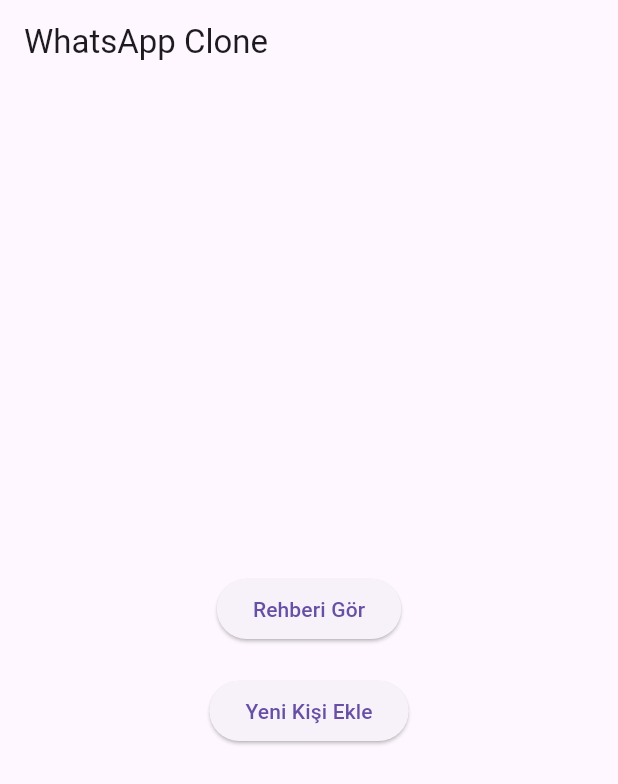
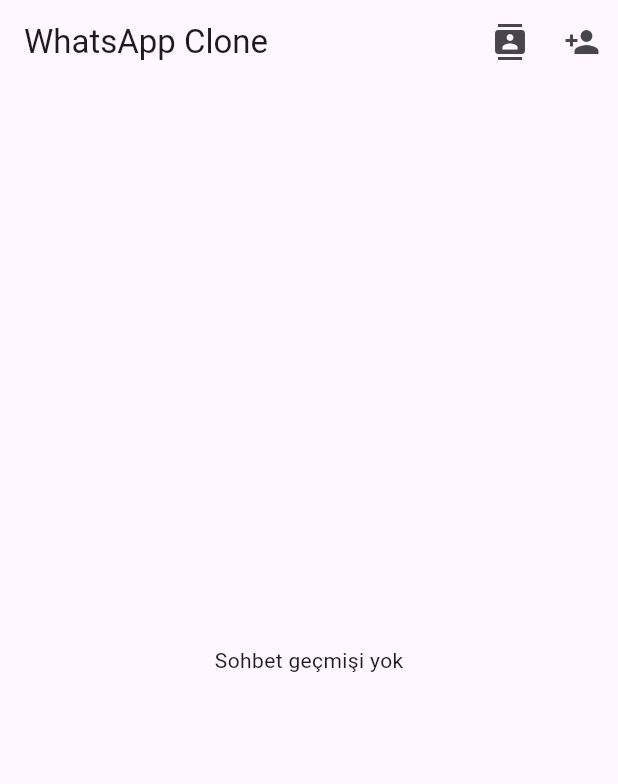
Before and after one commit to sevgitry/rehber_case, a Flutter app: the HomePage screen opened directly with empty values, on a phone screen of 412 x 824 dp. Shown: the top 784 px of the screen. Run offline on Flutter 3.47's test engine with Material 3 defaults, Android fonts, the phone set to English and light mode, and no system bars; our stand-ins replace flutter_riverpod, supabase_flutter; accounts and stored records are empty; network calls fail.

Commit message:
Ana sayfa düzeni güncellemesi

```diff
--- a/lib/providers/messages_provider.dart
+++ b/lib/providers/messages_provider.dart
@@ -1,6 +1,7 @@
 import 'package:flutter_riverpod/flutter_riverpod.dart';
 import 'package:supabase_flutter/supabase_flutter.dart';
 import '../models/message.dart';
+import '../models/contact.dart';
 
 final messagesProvider = FutureProvider.family<List<Message>, Map<String, String>>((
   ref,
@@ -17,6 +18,38 @@
   final data = response as List<dynamic>;
   return data.map((m) => Message.fromMap(m)).toList();
 });
+
+final recentMessagesProvider = FutureProvider.autoDispose
+    .family<List<Map<String, dynamic>>, String>((ref, userId) async {
+      // son mesajları al
+      final response = await Supabase.instance.client
+          .from('messages')
+          .select()
+          .or('sender_id.eq.$userId,receiver_id.eq.$userId')
+          .order('created_at', ascending: false)
+          .limit(20);
+
+      final messages = (response as List<dynamic>)
+          .map((m) => Message.fromMap(m))
+          .toList();
+
+      // her mesaj için karşı tarafın bilgilerini al
+      List<Map<String, dynamic>> enriched = [];
+      for (var msg in messages) {
+        final otherId = msg.senderId == userId ? msg.receiverId : msg.senderId;
+
+        final contactResp = await Supabase.instance.client
+            .from('profiles')
+            .select()
+            .eq('id', otherId)
+            .single();
+        final contact = Contact.fromMap(contactResp);
+
+        enriched.add({'message': msg, 'contact': contact});
+      }
+
+      return enriched;
+    });
 
 class SendMessageNotifier extends StateNotifier<AsyncValue<void>> {
   SendMessageNotifier() : super(const AsyncData(null));
--- a/lib/screens/add_contact_page.dart
+++ b/lib/screens/add_contact_page.dart
@@ -42,8 +42,7 @@
                   name: _nameController.text.trim(),
                   phoneNumber: _phoneController.text.trim(),
                 );
-                if (mounted)
-                  Navigator.pop(context); // ekledikten sonra geri dön
+                if (mounted) Navigator.pop(context);
               },
               child: const Text("Kaydet"),
             ),
--- a/lib/screens/contacts_page.dart
+++ b/lib/screens/contacts_page.dart
@@ -1,6 +1,5 @@
 import 'package:flutter/material.dart';
 import 'package:flutter_riverpod/flutter_riverpod.dart';
-import '../models/contact.dart';
 import '../providers/contacts_provider.dart';
 import 'chat_page.dart';
 import 'add_contact_page.dart';
@@ -13,7 +12,6 @@
   Widget build(BuildContext context, WidgetRef ref) {
     final contactsAsync = ref.watch(contactsListProvider);
 
-    // İlk build’de verileri yükle
     ref.read(contactsListProvider.notifier).fetchContacts(userId);
 
     return Scaffold(
--- a/lib/screens/home_page.dart
+++ b/lib/screens/home_page.dart
@@ -1,32 +1,37 @@
 import 'package:flutter/material.dart';
+import 'package:flutter_riverpod/flutter_riverpod.dart';
+import '../models/message.dart';
+import '../models/contact.dart';
+import '../providers/messages_provider.dart';
 import 'contacts_page.dart';
 import 'add_contact_page.dart';
+import 'chat_page.dart';
 
-class HomePage extends StatelessWidget {
+class HomePage extends ConsumerWidget {
   final String userId;
   const HomePage({super.key, required this.userId});
 
   @override
-  Widget build(BuildContext context) {
+  Widget build(BuildContext context, WidgetRef ref) {
+    final messagesAsync = ref.watch(recentMessagesProvider(userId));
+
     return Scaffold(
-      appBar: AppBar(title: const Text("WhatsApp Clone")),
-      body: Center(
-        child: Column(
-          mainAxisAlignment: MainAxisAlignment.center,
-          children: [
-            ElevatedButton(
+      appBar: AppBar(
+        title: const Text("WhatsApp Clone"),
+        actions: [
+          IconButton(
+            icon: const Icon(Icons.contacts),
+            tooltip: "Rehberi Gör",
             onPressed: () {
               Navigator.push(
                 context,
-                  MaterialPageRoute(
-                    builder: (_) => ContactsPage(userId: userId),
-                  ),
+                MaterialPageRoute(builder: (_) => ContactsPage(userId: userId)),
               );
             },
-              child: const Text("Rehberi Gör"),
           ),
-            const SizedBox(height: 20),
-            ElevatedButton(
+          IconButton(
+            icon: const Icon(Icons.person_add),
+            tooltip: "Yeni Kişi Ekle",
             onPressed: () {
               Navigator.push(
                 context,
@@ -35,10 +40,45 @@
                 ),
               );
             },
-              child: const Text("Yeni Kişi Ekle"),
           ),
         ],
       ),
+      body: messagesAsync.when(
+        data: (list) {
+          if (list.isEmpty) {
+            return const Center(child: Text("Sohbet geçmişi yok"));
+          }
+
+          return ListView.builder(
+            itemCount: list.length,
+            itemBuilder: (context, index) {
+              final Map<String, dynamic> item = list[index];
+              final Message msg = item['message'];
+              final Contact contact = item['contact'];
+              final isMe = msg.senderId == userId;
+
+              return ListTile(
+                leading: CircleAvatar(child: Text(contact.name[0])),
+                title: Text(contact.name),
+                subtitle: Text(msg.content),
+                onTap: () {
+                  Navigator.push(
+                    context,
+                    MaterialPageRoute(
+                      builder: (_) => ChatPage(
+                        currentUserId: userId,
+                        otherUserId: contact.id,
+                        otherName: contact.name,
+                      ),
+                    ),
+                  );
+                },
+              );
+            },
+          );
+        },
+        loading: () => const Center(child: CircularProgressIndicator()),
+        error: (e, st) => Center(child: Text("Hata: $e")),
       ),
     );
   }
--- a/lib/screens/login_page.dart
+++ b/lib/screens/login_page.dart
@@ -47,7 +47,6 @@
         password: password,
       );
       if (res.user != null) {
-        // Giriş yapıldıktan sonra online güncelle
         await supabase
             .from('profiles')
             .update({
```
Also changed, not shown: lib/providers/contacts_provider.dart (+12 -3 lines). Lines whose indentation alone changed are shown as unchanged.
